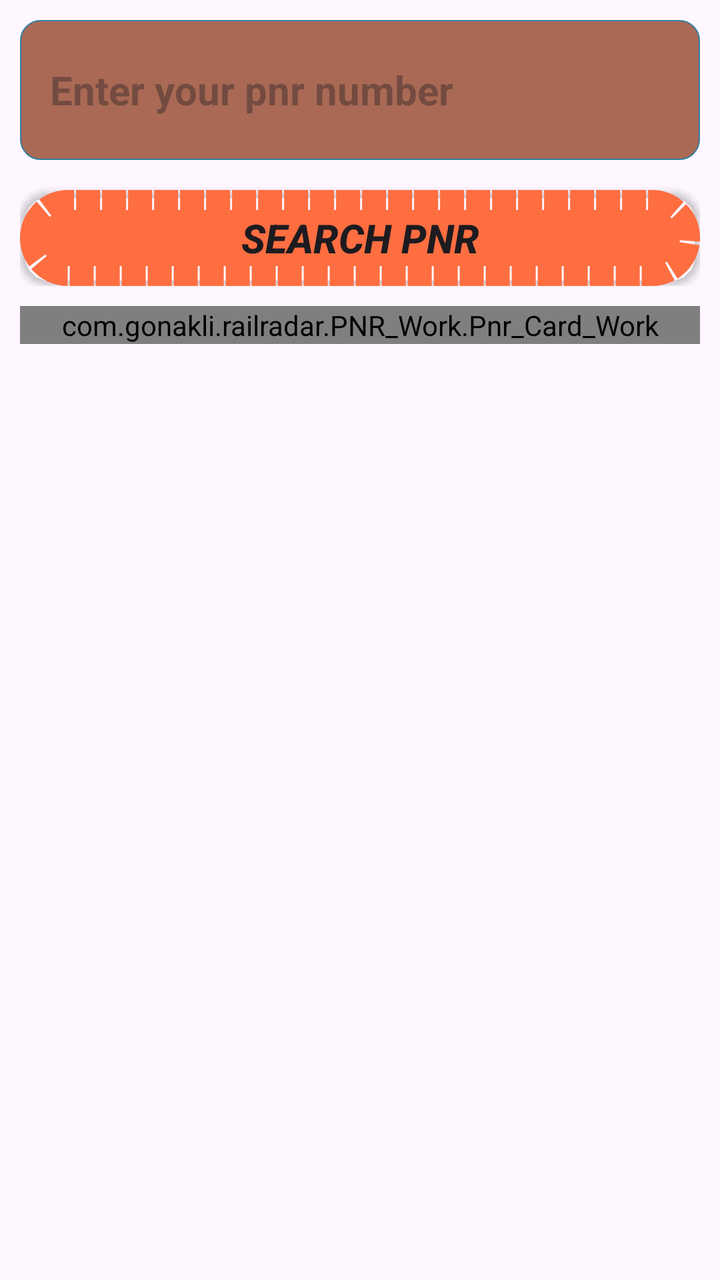
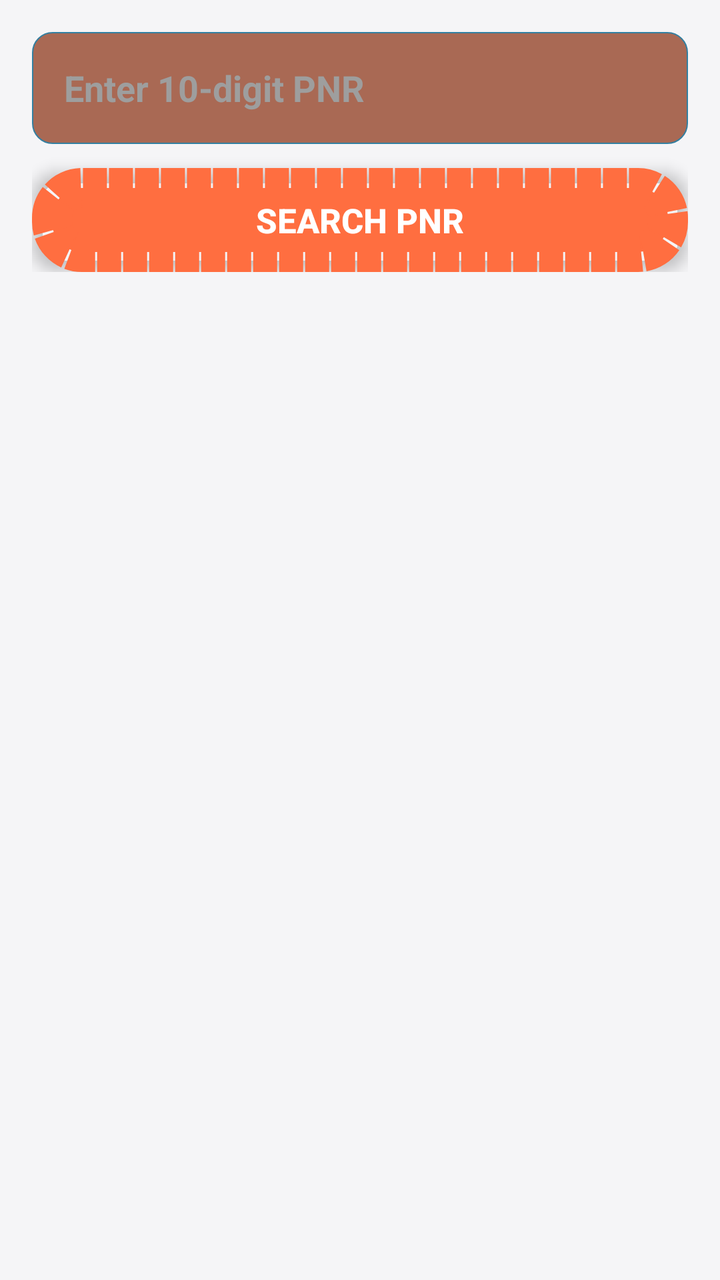

An Android layout rendered at two revisions. The XML below is the earlier revision; the diff shows what the commit changed to produce the second picture.
<!-- AndroidManifest.xml: application theme Theme.RailRadar -->
<!-- res/layout/pnr_check.xml -->
<?xml version="1.0" encoding="utf-8"?>
<ScrollView
    xmlns:android="http://schemas.android.com/apk/res/android"
    android:layout_width="match_parent"
    android:layout_height="match_parent">
<LinearLayout
    android:layout_width="match_parent"
    android:layout_height="wrap_content"
    android:orientation="vertical"
    android:padding="10dp"
    >

    <LinearLayout
        android:layout_width="match_parent"
        android:layout_height="wrap_content"
        android:orientation="vertical">

<androidx.appcompat.widget.AppCompatEditText
    android:layout_width="match_parent"
    android:layout_weight="1"
    android:layout_height="70dp"
    android:padding="15dp"
    android:textStyle="bold"
    android:maxLength="10"
    android:hint="Enter your pnr number"
    android:id="@+id/pnr_search_field"
    android:inputType="number"
    android:textSize="20sp"
    android:background="@drawable/pnr_input_field"
    />
    <androidx.appcompat.widget.AppCompatButton
        android:layout_marginTop="15dp"
        android:id="@+id/btn_find_pnr"
        android:layout_width="match_parent"
        android:layout_height="wrap_content"
        android:text="Search PNR"
        android:textSize="20sp"
        android:textStyle="bold|italic"
        android:backgroundTint="#FF6E40"
        android:background="@drawable/pnr_search_button"
        />


    </LinearLayout>







    <com.gonakli.railradar.PNR_Work.Pnr_Card_Work
        android:layout_marginTop="10dp"
        android:layout_width="match_parent"
        android:layout_height="match_parent"
        />
</LinearLayout>
</ScrollView>
<!-- resources referenced by this layout -->
<resources>
  <!-- drawable pnr_input_field (drawable) -->
  <?xml version="1.0" encoding="utf-8"?>
  <shape android:shape="rectangle"
      xmlns:android="http://schemas.android.com/apk/res/android">
  <stroke android:width="0.5dp" android:color="#337FA0" />
      <corners android:radius="10dp" />
      <solid android:color="#A96954" />
  </shape>
  <!-- drawable pnr_search_button (drawable) -->
  <?xml version="1.0" encoding="utf-8"?>
  <shape android:shape="rectangle"
      xmlns:android="http://schemas.android.com/apk/res/android">
  <stroke android:dashGap="1dp" android:color="@color/black" android:width="20dp" android:dashWidth="12dp" />
     <corners android:radius="15dp" />
      <solid android:color="#AEF65C" />
  </shape>
  <style name="Theme.RailRadar" parent="Theme.Material3.DayNight.NoActionBar">
  
          
          <item name="colorPrimary">#4C6133</item>
          <item name="colorOnPrimary">@color/white</item>
          <item name="colorPrimaryContainer">@color/purple_200</item>
          <item name="colorOnPrimaryContainer">@color/black</item>
  
          
          <item name="colorSecondary">@color/teal_200</item>
          <item name="colorOnSecondary">@color/black</item>
  
          
          <item name="android:statusBarColor">?attr/colorPrimary</item>
  
          
      </style>
  <color name="black">#FF000000</color>
  <color name="white">#FFFFFFFF</color>
  
  
      //user route train colors
  <color name="purple_200">#FFBB86FC</color>
  <color name="teal_200">#FF03DAC5</color>
</resources>

<!-- the commit's change to res/layout/pnr_check.xml (unified diff, before → after) -->
@@ -1,58 +1,60 @@
 <?xml version="1.0" encoding="utf-8"?>
-<ScrollView
+<LinearLayout
     xmlns:android="http://schemas.android.com/apk/res/android"
     android:layout_width="match_parent"
-    android:layout_height="match_parent">
-<LinearLayout
-    android:layout_width="match_parent"
-    android:layout_height="wrap_content"
+    android:layout_height="match_parent"
     android:orientation="vertical"
-    android:padding="10dp"
-    >
+    android:padding="16dp"
+    android:background="#F5F5F7">
 
     <LinearLayout
         android:layout_width="match_parent"
         android:layout_height="wrap_content"
-        android:orientation="vertical">
+        android:orientation="vertical"
+        android:paddingBottom="8dp">
 
-<androidx.appcompat.widget.AppCompatEditText
-    android:layout_width="match_parent"
-    android:layout_weight="1"
-    android:layout_height="70dp"
-    android:padding="15dp"
-    android:textStyle="bold"
-    android:maxLength="10"
-    android:hint="Enter your pnr number"
-    android:id="@+id/pnr_search_field"
-    android:inputType="number"
-    android:textSize="20sp"
-    android:background="@drawable/pnr_input_field"
-    />
-    <androidx.appcompat.widget.AppCompatButton
-        android:layout_marginTop="15dp"
-        android:id="@+id/btn_find_pnr"
-        android:layout_width="match_parent"
-        android:layout_height="wrap_content"
-        android:text="Search PNR"
-        android:textSize="20sp"
-        android:textStyle="bold|italic"
-        android:backgroundTint="#FF6E40"
-        android:background="@drawable/pnr_search_button"
-        />
+        <androidx.appcompat.widget.AppCompatEditText
+            android:id="@+id/pnr_search_field"
+            android:layout_width="match_parent"
+            android:layout_height="56dp"
+            android:paddingStart="16dp"
+            android:paddingEnd="16dp"
+            android:paddingTop="12dp"
+            android:paddingBottom="12dp"
+            android:hint="Enter 10-digit PNR"
+            android:maxLength="10"
+            android:inputType="number"
+            android:textSize="18sp"
+            android:textStyle="bold"
+            android:textColor="#1A1A1A"
+            android:textColorHint="#9E9E9E"
+            android:background="@drawable/pnr_input_field"
+            android:gravity="center_vertical" />
 
+        <androidx.appcompat.widget.AppCompatButton
+            android:id="@+id/btn_find_pnr"
+            android:layout_width="match_parent"
+            android:layout_height="52dp"
+            android:layout_marginTop="12dp"
+            android:text="Search PNR"
+            android:textSize="17sp"
+            android:textStyle="bold"
+            android:textColor="#FFFFFF"
+            android:backgroundTint="#FF6E40"
+            android:background="@drawable/pnr_search_button"
+            android:elevation="4dp"
+            android:stateListAnimator="@null" />
 
     </LinearLayout>
 
+    <androidx.recyclerview.widget.RecyclerView
+        android:id="@+id/allPnrCheckRecyclerView"
+        android:layout_width="match_parent"
+        android:layout_height="0dp"
+        android:layout_weight="1"
+        android:layout_marginTop="12dp"
+        android:clipToPadding="false"
+        android:paddingBottom="?attr/actionBarSize"
+        android:overScrollMode="never" />
 
-
-
-
-
-
-    <com.gonakli.railradar.PNR_Work.Pnr_Card_Work
-        android:layout_marginTop="10dp"
-        android:layout_width="match_parent"
-        android:layout_height="match_parent"
-        />
 </LinearLayout>
-</ScrollView>
